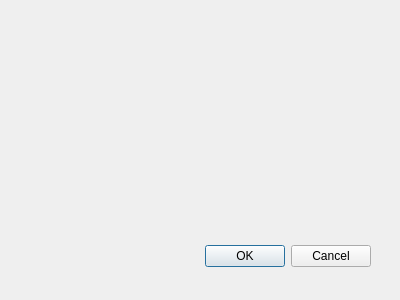
First picture: the form in appoptions.ui, repository hansdampfinger666/randMP3filler2, before the edit.
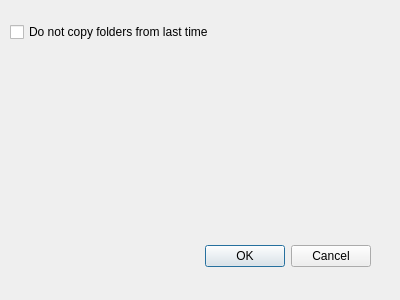
Second picture: the form after the edit.

```diff
--- a/appoptions.ui
+++ b/appoptions.ui
@@ -31,6 +31,19 @@
     <set>QDialogButtonBox::Cancel|QDialogButtonBox::Ok</set>
    </property>
   </widget>
+  <widget class="QCheckBox" name="cb_respect_last_transfer">
+   <property name="geometry">
+    <rect>
+     <x>10</x>
+     <y>20</y>
+     <width>351</width>
+     <height>24</height>
+    </rect>
+   </property>
+   <property name="text">
+    <string>Do not copy folders from last time</string>
+   </property>
+  </widget>
  </widget>
  <pixmapfunction/>
  <resources/>
```
Left out of the diff: 9 changed lines with no effect on the pictures.
